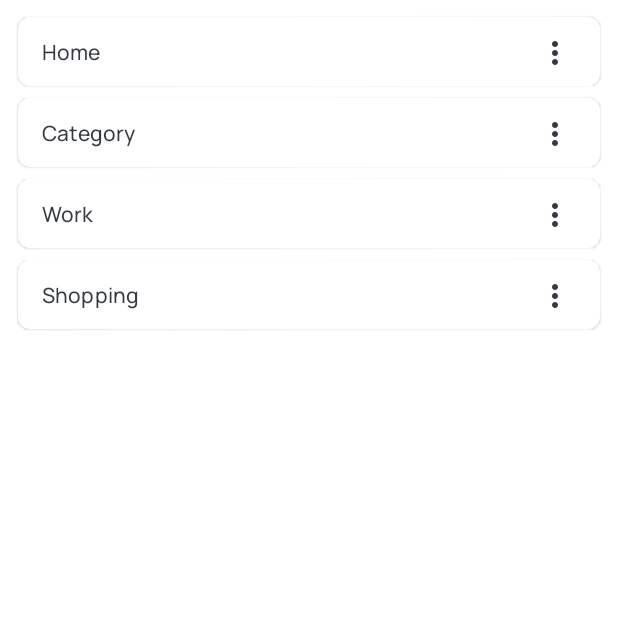
After one commit to Ekta-jain/NottyAndroidApp, an Android app built with Jetpack Compose: the composable LabelsScreen shown on its own in the app's theme, on a phone screen of 412 x 824 dp, the top half of it. The commit adds this screen. Run offline under Robolectric (Android 15) with nearby library versions, the phone set to English and light mode, and no system bars; libraries missing offline, so code that uses them is left out: com.ramcosta.composedestinations; 2 statements that could not run were skipped.

Commit message:
Labels Screen

```diff
--- /dev/null
+++ b/app/src/main/java/com/hari/notty/ui/LabelsScreen.kt
@@ -0,0 +1,114 @@
+package com.hari.notty.ui
+
+import androidx.compose.foundation.layout.*
+import androidx.compose.foundation.lazy.LazyColumn
+import androidx.compose.material.*
+import androidx.compose.material.icons.Icons
+import androidx.compose.material.icons.filled.DeleteOutline
+import androidx.compose.material.icons.filled.Edit
+import androidx.compose.material.icons.filled.MoreVert
+import androidx.compose.runtime.*
+import androidx.compose.ui.Alignment
+import androidx.compose.ui.Modifier
+import androidx.compose.ui.res.stringResource
+import androidx.compose.ui.tooling.preview.Preview
+import androidx.compose.ui.unit.dp
+import com.hari.notty.R
+import com.hari.notty.ui.components.DropdownItem
+import com.ramcosta.composedestinations.annotation.Destination
+import com.ramcosta.composedestinations.navigation.DestinationsNavigator
+
+@Destination()
+@Composable
+fun LabelsScreen(
+    navigator: DestinationsNavigator
+) {
+    val labels = mutableListOf("Home", "Category", "Work", "Shopping")
+    LazyColumn(
+        contentPadding = PaddingValues(horizontal = 12.dp, vertical = 10.dp),
+        verticalArrangement = Arrangement.spacedBy(6.dp)
+    ) {
+        items(labels.size) { index ->
+            LabelItem(
+                label = labels[index],
+                onClick = {},
+                onClickDelete = {
+
+                }
+            )
+        }
+    }
+}
+
+@Composable
+fun LabelItem(
+    modifier: Modifier = Modifier,
+    label: String,
+    onClick: (() -> Unit)? = null,
+    onClickDelete: (() -> Unit)? = null,
+    onClickRename: (() -> Unit)? = null,
+) {
+    var expanded by remember { mutableStateOf(false) }
+    Card(
+        onClick = { onClick?.invoke() }
+    ) {
+        Row(
+            modifier = Modifier
+                .padding(horizontal = 16.dp, vertical = 8.dp)
+                .fillMaxWidth(),
+            verticalAlignment = Alignment.CenterVertically
+        ) {
+            Text(
+                modifier = Modifier.weight(1f),
+                text = label,
+                style = MaterialTheme.typography.subtitle2
+            )
+            IconButton(
+                modifier = Modifier.size(30.dp),
+                onClick = { expanded = true }
+            ) {
+                Icon(
+                    imageVector = Icons.Default.MoreVert,
+                    contentDescription = stringResource(R.string.options)
+                )
+
+                DropdownMenu(
+                    expanded = expanded,
+                    onDismissRequest = { expanded = false }
+                ) {
+                    DropdownMenuItem(
+                        onClick = {
+                            onClickDelete?.invoke()
+                            expanded = false
+                        }
+                    ) {
+                        DropdownItem(
+                            label = stringResource(R.string.delete),
+                            icon = Icons.Default.DeleteOutline,
+                            iconTint = MaterialTheme.colors.error
+                        )
+
+                    }
+                    DropdownMenuItem(
+                        onClick = {
+                            onClickRename?.invoke()
+                            expanded = false
+                        }
+
+                    ) {
+                        DropdownItem(
+                            label = stringResource(R.string.rename),
+                            icon = Icons.Default.Edit
+                        )
+                    }
+                }
+            }
+        }
+    }
+}
+
+@Preview
+@Composable
+fun LabelPreview() {
+    LabelItem(label = "Home")
+}
--- a/app/src/main/java/com/hari/notty/utils/DestinationExt.kt
+++ b/app/src/main/java/com/hari/notty/utils/DestinationExt.kt
@@ -5,6 +5,7 @@ import com.hari.notty.R
 import com.hari.notty.ui.destinations.AddNoteScreenDestination
 import com.hari.notty.ui.destinations.AllNoteScreenDestination
 import com.hari.notty.ui.destinations.Destination
+import com.hari.notty.ui.destinations.LabelsScreenDestination
 
 @get:StringRes
 val Destination.requireTitle
@@ -18,5 +19,6 @@ val Destination.title
         return when (this) {
             AllNoteScreenDestination -> R.string.search_from_notes
             AddNoteScreenDestination -> R.string.add_note
+            LabelsScreenDestination -> R.string.labels
         }
     }
--- a/app/src/main/res/values/strings.xml
+++ b/app/src/main/res/values/strings.xml
@@ -15,6 +15,9 @@
     <string name="add_note">Add note</string>
     <string name="title">Title</string>
     <string name="note_here">Note here…</string>
+    <string name="delete">Delete</string>
+    <string name="rename">Rename</string>
+    <string name="options">Options</string>
 
 
 </resources>
```
Also changed, not shown: app/src/main/java/com/hari/notty/ui/components/DropdownItem.kt (added, +35 -0 lines), app/src/main/java/com/hari/notty/ui/components/NottyDrawer.kt (+38 -5 lines).
